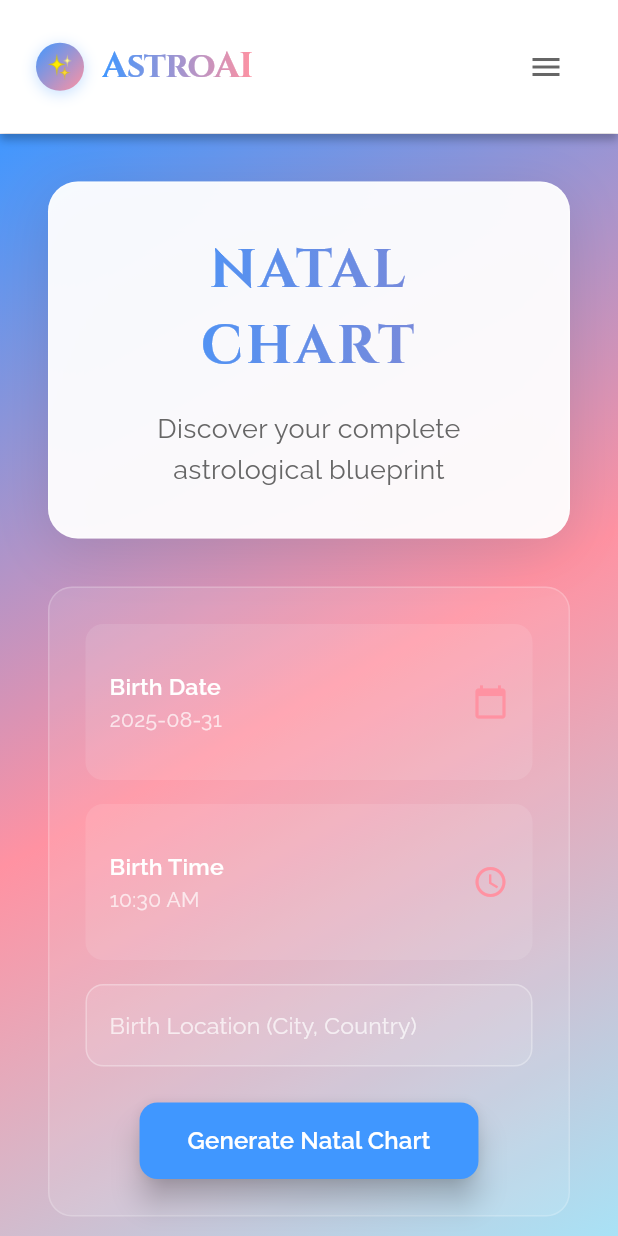
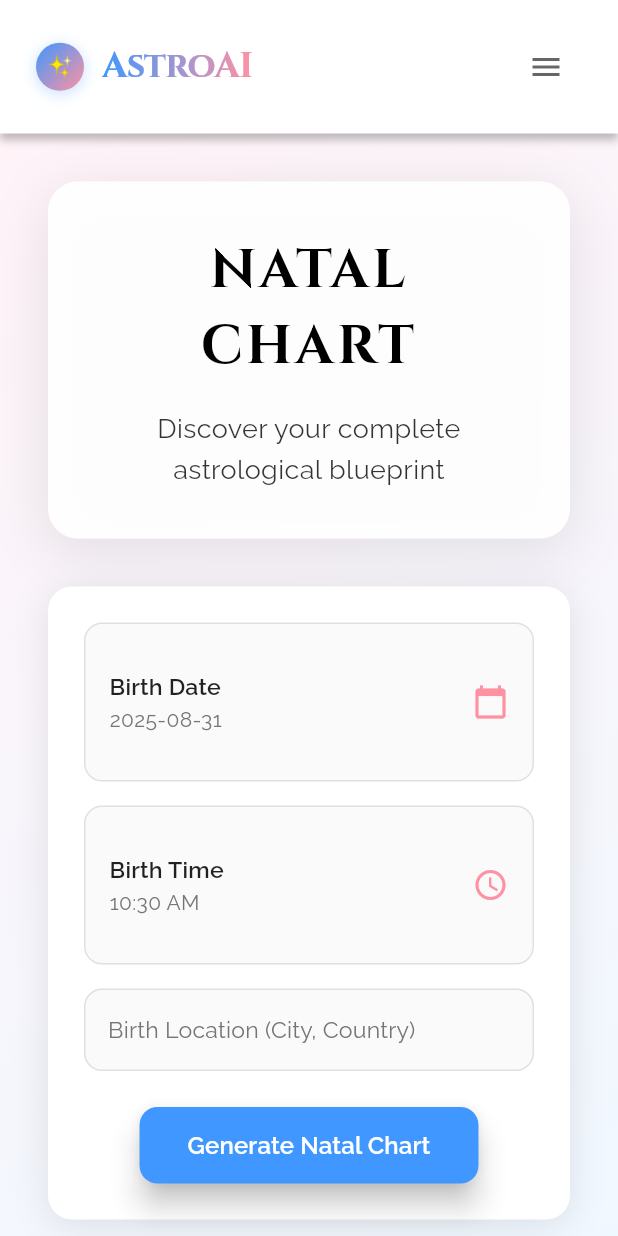
Before and after one commit to sailing-together/AstroAI, a Flutter app: the NatalChartPage screen opened by its route, on a phone screen of 412 x 824 dp. Run offline on Flutter 3.47's test engine with Material 3 defaults, Android fonts, the phone set to English and light mode, and no system bars; our stand-ins replace google_fonts, shared_preferences; missing offline and left inert: dart:html; accounts and stored records are empty; network calls fail.

Commit message:
Improve font clarity on HoroscopePage and NatalChartPage using MatchingPage approach
- Change background to light gradient (matching MatchingPage) for better readability
- Update all text colors from white to dark (black/gray) for clear visibility
- Modify form elements to use light backgrounds with dark text
- Replace cosmic gradients with subtle light gradients
- Ensure consistent clear text hierarchy throughout both pages

🤖 Generated with [Claude Code](https://claude.ai/code)

Co-Authored-By: Claude <noreply@anthropic.com>

```diff
--- a/frontend/flutter/lib/pages/natal_chart_page.dart
+++ b/frontend/flutter/lib/pages/natal_chart_page.dart
@@ -203,16 +203,14 @@ class _NatalChartPageState extends State<NatalChartPage> {
                 constraints: BoxConstraints(
                   minHeight: MediaQuery.of(context).size.height - 89,
                 ),
-                decoration: BoxDecoration(
+                decoration: const BoxDecoration(
                   gradient: LinearGradient(
                     begin: Alignment.topLeft,
                     end: Alignment.bottomRight,
                     colors: [
-                      Theme.of(context).palette.primary,
-                      Theme.of(context).palette.accent,
-                      Theme.of(context).palette.lightBlue,
+                      Color(0xFFFFF3F8),
+                      Color(0xFFF0F8FF),
                     ],
-                    stops: const [0.0, 0.5, 1.0],
                   ),
                 ),
                 child: Center(
@@ -241,30 +239,22 @@ class _NatalChartPageState extends State<NatalChartPage> {
                           ),
                           child: Column(
                             children: [
-                              ShaderMask(
-                                shaderCallback: (bounds) => LinearGradient(
-                                  colors: [
-                                    Theme.of(context).palette.primary,
-                                    Theme.of(context).palette.secondary,
-                                  ],
-                                ).createShader(bounds),
-                                child: Text(
+                              Text(
                                 'NATAL CHART',
                                 style: GoogleFonts.cinzel(
                                   fontSize: 36,
                                   fontWeight: FontWeight.w700,
-                                    color: Colors.white,
+                                  color: Colors.black,
                                   letterSpacing: 2,
                                 ),
                                 textAlign: TextAlign.center,
-                                ),
                               ),
                               const SizedBox(height: 16),
                               Text(
                                 'Discover your complete astrological blueprint',
                                 style: GoogleFonts.raleway(
                                   fontSize: 18,
-                                  color: Theme.of(context).palette.textSecondary,
+                                  color: Colors.black.withValues(alpha: 0.8),
                                   height: 1.5,
                                 ),
                                 textAlign: TextAlign.center,
@@ -277,9 +267,15 @@ class _NatalChartPageState extends State<NatalChartPage> {
                         Container(
                           padding: const EdgeInsets.all(24),
                           decoration: BoxDecoration(
-                            color: Colors.white.withOpacity(0.1),
+                            color: Colors.white,
                             borderRadius: BorderRadius.circular(16),
-                            border: Border.all(color: Colors.white.withOpacity(0.2)),
+                            boxShadow: [
+                              BoxShadow(
+                                color: Colors.black.withValues(alpha: 0.1),
+                                offset: const Offset(0, 4),
+                                blurRadius: 20,
+                              ),
+                            ],
                           ),
                           child: Column(
                             children: [
@@ -287,16 +283,17 @@ class _NatalChartPageState extends State<NatalChartPage> {
                                 Container(
                                   padding: const EdgeInsets.symmetric(horizontal: 12.0, vertical: 4.0),
                                   decoration: BoxDecoration(
-                                    color: Colors.white.withOpacity(0.1),
+                                    color: Colors.grey.shade50,
                                     borderRadius: BorderRadius.circular(8.0),
+                                    border: Border.all(color: Colors.grey.shade300),
                                   ),
                                   child: DropdownButtonHideUnderline(
                                     child: DropdownButton<Map<String, dynamic>>(
                                       value: null, // Always show hint text
                                       isExpanded: true,
-                                      hint: const Text("Select from History", style: TextStyle(color: Colors.white70)),
+                                      hint: Text("Select from History", style: TextStyle(color: Colors.grey.shade600)),
                                       icon: Icon(Icons.history, color: Theme.of(context).palette.accent),
-                                      dropdownColor: const Color(0xFF16213E),
+                                      dropdownColor: Colors.white,
                                       onChanged: (Map<String, dynamic>? newValue) {
                                         if (newValue != null) {
                                           _applyHistoryEntry(newValue);
@@ -307,7 +304,7 @@ class _NatalChartPageState extends State<NatalChartPage> {
                                           value: entry,
                                           child: Text(
                                             '${entry["location"]} - ${entry["date"]} @ ${entry["time"]}',
-                                            style: const TextStyle(color: Colors.white),
+                                            style: const TextStyle(color: Colors.black87),
                                           ),
                                         );
                                       }).toList(),
@@ -320,13 +317,14 @@ class _NatalChartPageState extends State<NatalChartPage> {
                               Container(
                                 padding: const EdgeInsets.all(16),
                                 decoration: BoxDecoration(
-                                  color: Colors.white.withOpacity(0.1),
+                                  color: Colors.grey.shade50,
                                   borderRadius: BorderRadius.circular(12),
+                                  border: Border.all(color: Colors.grey.shade300),
                                 ),
                                 child: ListTile(
                                   contentPadding: EdgeInsets.zero,
-                                  title: Text('Birth Date', style: GoogleFonts.raleway(color: Colors.white, fontWeight: FontWeight.w600)),
-                                  subtitle: Text('${_selectedDate.toLocal()}'.split(' ')[0], style: GoogleFonts.raleway(color: Colors.white70)),
+                                  title: Text('Birth Date', style: GoogleFonts.raleway(color: Colors.black87, fontWeight: FontWeight.w600)),
+                                  subtitle: Text('${_selectedDate.toLocal()}'.split(' ')[0], style: GoogleFonts.raleway(color: Colors.grey.shade600)),
                                   trailing: Icon(Icons.calendar_today, color: Theme.of(context).palette.accent),
                                   onTap: () => _selectDate(context),
                                 ),
@@ -337,13 +335,14 @@ class _NatalChartPageState extends State<NatalChartPage> {
                               Container(
                                 padding: const EdgeInsets.all(16),
                                 decoration: BoxDecoration(
-                                  color: Colors.white.withOpacity(0.1),
+                                  color: Colors.grey.shade50,
                                   borderRadius: BorderRadius.circular(12),
+                                  border: Border.all(color: Colors.grey.shade300),
                                 ),
                                 child: ListTile(
                                   contentPadding: EdgeInsets.zero,
-                                  title: Text('Birth Time', style: GoogleFonts.raleway(color: Colors.white, fontWeight: FontWeight.w600)),
-                                  subtitle: Text(_selectedTime.format(context), style: GoogleFonts.raleway(color: Colors.white70)),
+                                  title: Text('Birth Time', style: GoogleFonts.raleway(color: Colors.black87, fontWeight: FontWeight.w600)),
+                                  subtitle: Text(_selectedTime.format(context), style: GoogleFonts.raleway(color: Colors.grey.shade600)),
                                   trailing: Icon(Icons.access_time, color: Theme.of(context).palette.accent),
                                   onTap: () => _selectTime(context),
                                 ),
@@ -353,15 +352,15 @@ class _NatalChartPageState extends State<NatalChartPage> {
                               // Birth Location
                               TextField(
                                 controller: _locationController,
-                                style: GoogleFonts.raleway(color: Colors.white),
+                                style: GoogleFonts.raleway(color: Colors.black87),
                                 decoration: InputDecoration(
                                   labelText: 'Birth Location (City, Country)',
-                                  labelStyle: GoogleFonts.raleway(color: Colors.white70),
+                                  labelStyle: GoogleFonts.raleway(color: Colors.grey.shade600),
                                   filled: true,
-                                  fillColor: Colors.white.withOpacity(0.1),
+                                  fillColor: Colors.grey.shade50,
                                   enabledBorder: OutlineInputBorder(
                                     borderRadius: BorderRadius.circular(12),
-                                    borderSide: BorderSide(color: Colors.white.withOpacity(0.3)),
+                                    borderSide: BorderSide(color: Colors.grey.shade300),
                                   ),
                                   focusedBorder: OutlineInputBorder(
                                     borderRadius: BorderRadius.circular(12),
```
Also changed, not shown: frontend/flutter/lib/pages.dart (+66 -17 lines). Lines whose indentation alone changed are shown as unchanged.
